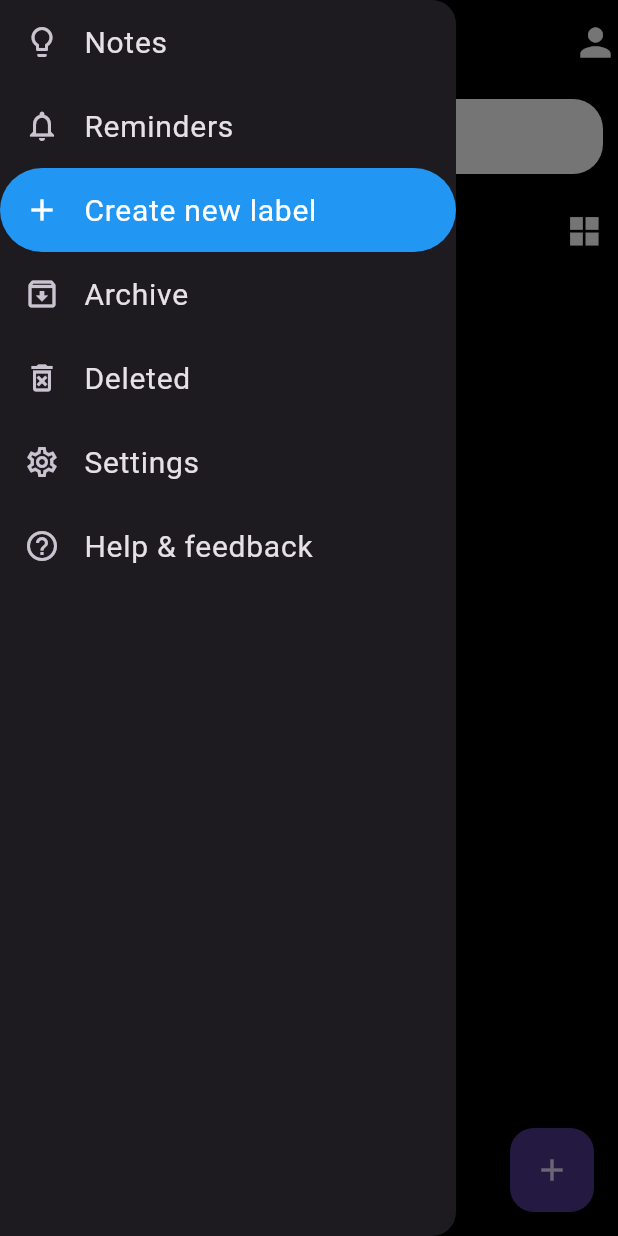
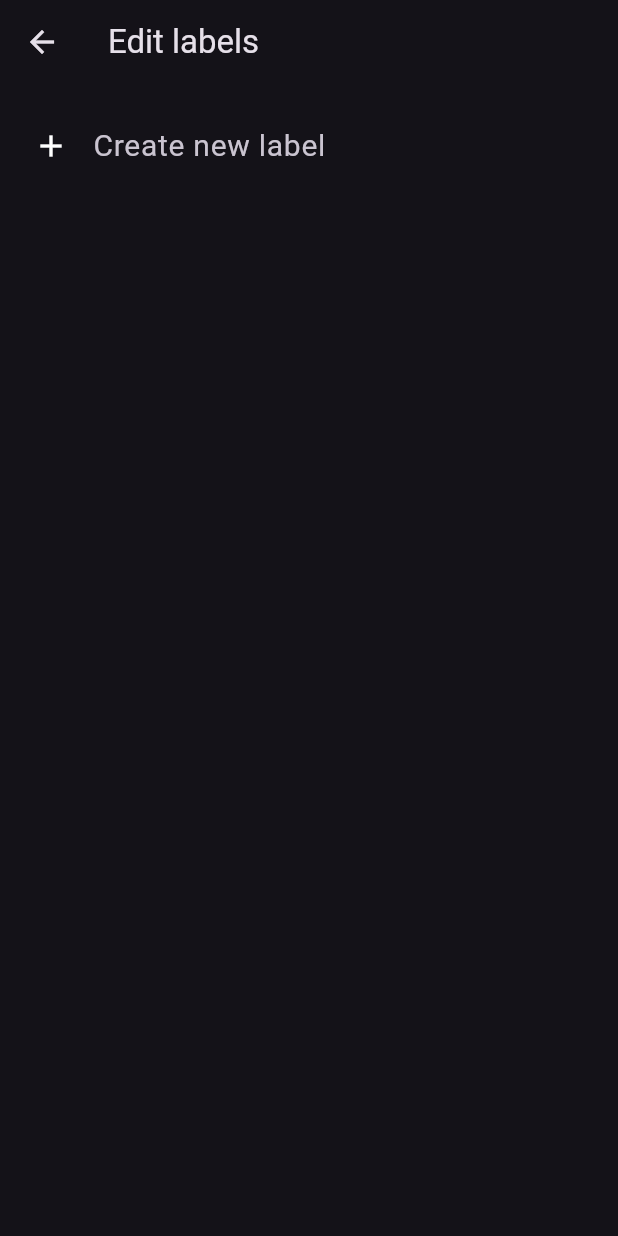
Before and after one commit to Vikashverma2/Notes-App-Using-Flutter, a Flutter app: the screen it shows after launch, in the side drawer, after a tap on "Notes", on a phone screen of 412 x 824 dp. Run offline on Flutter 3.47's test engine with Material 2 defaults, Android fonts, the phone set to English and light mode, and no system bars.

Commit message:
new page added

```diff
--- a/lib/Pages/BookMark.dart
+++ b/lib/Pages/BookMark.dart
@@ -13,9 +13,9 @@ class BookMark extends StatelessWidget {
       child: Padding(
           padding: const EdgeInsets.all(10),
           child: Column(
-            mainAxisAlignment: MainAxisAlignment.spaceBetween,
             children: [
               Row(
+                mainAxisAlignment: MainAxisAlignment.spaceBetween,
                 children: [
                   Flexible(
                     child: Text(
--- a/lib/Pages/Divcontainor.dart
+++ b/lib/Pages/Divcontainor.dart
@@ -16,6 +16,7 @@ class DivContaior extends StatelessWidget {
             children: [
               Text(
                 title,
+                maxLines: 5,
                 style: TextStyle(color: Colors.black, fontSize: 18),
               ),
               Row(
--- a/lib/Pages/Mydrower.dart
+++ b/lib/Pages/Mydrower.dart
@@ -1,4 +1,7 @@
 import 'package:flutter/material.dart';
+import 'package:notes/HomePage.dart';
+import 'package:notes/Pages/lablePage.dart';
+import 'package:notes/Pages/RemindersPage.dart';
 
 class MyDrawer extends StatefulWidget {
   const MyDrawer({
@@ -31,6 +34,9 @@ class _MyDrawerState extends State<MyDrawer> {
             selectedColor: Colors.white,
             selectedTileColor: Colors.blue,
             onTap: () {
+              Navigator.of(context).push(
+                MaterialPageRoute(builder: (context) => HomePage()),
+              );
               handClick(0);
             },
             leading: Icon(Icons.lightbulb_outline),
@@ -47,6 +53,9 @@ class _MyDrawerState extends State<MyDrawer> {
             selectedColor: Colors.white,
             selectedTileColor: Colors.blue,
             onTap: () {
+              Navigator.of(context).push(
+                MaterialPageRoute(builder: (context) => RemiderPage()),
+              );
               handClick(1);
             },
             leading: Icon(Icons.notifications_outlined),
@@ -63,6 +72,10 @@ class _MyDrawerState extends State<MyDrawer> {
             selectedColor: Colors.white,
             selectedTileColor: Colors.blue,
             onTap: () {
+              Navigator.of(context).push(
+                MaterialPageRoute(builder: (context) => MyLabelPage()),
+              );
+
               handClick(2);
             },
             leading: Icon(Icons.add),
--- /dev/null
+++ b/lib/Pages/lablePage.dart
@@ -0,0 +1,33 @@
+import 'package:flutter/material.dart';
+
+class MyLabelPage extends StatelessWidget {
+  const MyLabelPage({super.key});
+
+  @override
+  Widget build(BuildContext context) {
+    return Scaffold(
+      appBar: AppBar(
+        title: Text("Edit labels"),
+      ),
+      body: Padding(
+        padding: EdgeInsets.all(10),
+        child: Column(
+          children: [
+            TextField(
+              decoration: InputDecoration(
+                  border: OutlineInputBorder(borderSide: BorderSide.none),
+                  prefixIcon: Icon(
+                    Icons.add,
+                    color: Colors.white,
+                  ),
+                  hintText: "Create new label",
+                  hintStyle: TextStyle(
+                    fontSize: 20,
+                  )),
+            )
+          ],
+        ),
+      ),
+    );
+  }
+}
```
Also changed, not shown: lib/HomePage.dart (+49 -5 lines), lib/Pages/NotesDetailsPage.dart (+27 -7 lines), lib/Pages/RemindersPage.dart (added, +50 -0 lines).
